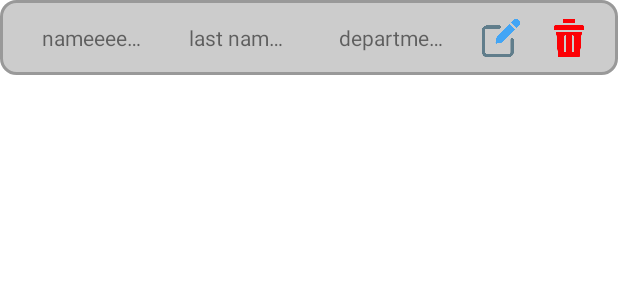
After one commit to sintsh/Crew, an Android app: the layout employee_list_item.xml on its own in the app's theme, with its tools: preview values and no code run, on a phone screen of 412 x 824 dp. The commit adds this screen. Shown: the top 300 px of the screen. Run offline under Robolectric (Android 15) with nearby library versions, the phone set to English and light mode, and no system bars.

Commit message:
single employee item

```diff
--- /dev/null
+++ b/app/src/main/res/drawable/rounded_corner.xml
@@ -0,0 +1,11 @@
+<?xml version="1.0" encoding="utf-8"?>
+<shape xmlns:android="http://schemas.android.com/apk/res/android"
+    android:shape="rectangle">
+
+    <solid android:color="#CCCCCC" /> <!-- Background color of the rounded shape -->
+    <corners android:radius="10dp" /> <!-- Radius for all corners -->
+    <stroke
+        android:width="2dp"
+        android:color="#999999" /> <!-- Optional: Border color and width -->
+
+</shape>
--- /dev/null
+++ b/app/src/main/res/layout/employee_list_item.xml
@@ -0,0 +1,82 @@
+<?xml version="1.0" encoding="utf-8"?>
+<androidx.constraintlayout.widget.ConstraintLayout xmlns:android="http://schemas.android.com/apk/res/android"
+    android:layout_width="match_parent"
+    android:layout_height="wrap_content"
+    xmlns:app="http://schemas.android.com/apk/res-auto"
+    android:padding="10dp"
+    android:background="@drawable/rounded_corner"
+    >
+    <LinearLayout
+        android:id="@+id/attributes"
+        android:layout_width="0dp"
+        android:layout_height="wrap_content"
+        app:layout_constraintTop_toTopOf="parent"
+        app:layout_constraintStart_toStartOf="parent"
+        app:layout_constraintEnd_toStartOf="@id/buttons"
+        app:layout_constraintBottom_toBottomOf="parent"
+        android:orientation="horizontal"
+        android:gravity="center"
+        >
+        <TextView
+            android:id="@+id/first_name"
+            android:layout_width="wrap_content"
+            android:maxWidth="80dp"
+            android:layout_height="wrap_content"
+            android:text="nameeeeeeeeeeeeeeee"
+            android:maxLines="1"
+            android:ellipsize="end"
+            android:layout_marginHorizontal="10dp"
+            android:padding="5dp"
+            android:layout_gravity="center"
+            android:gravity="center"
+            />
+        <TextView
+            android:id="@+id/last_name"
+            android:layout_width="wrap_content"
+            android:layout_height="wrap_content"
+            android:maxWidth="80dp"
+            android:text="last nameeeeeeeeeeeeeeee"
+            android:layout_marginHorizontal="10dp"
+            android:maxLines="1"
+            android:ellipsize="end"
+            android:padding="5dp"
+            />
+        <TextView
+            android:id="@+id/department"
+            android:layout_width="wrap_content"
+            android:maxWidth="80dp"
+            android:layout_height="wrap_content"
+            android:text="departmentsdkjdkjsdksjkdsdsdsd"
+            android:layout_marginHorizontal="10dp"
+            android:maxLines="1"
+            android:ellipsize="end"
+            android:padding="5dp"
+            />
+
+    </LinearLayout>
+    <LinearLayout
+        android:id="@+id/buttons"
+        android:layout_width="wrap_content"
+        android:layout_height="wrap_content"
+        app:layout_constraintStart_toEndOf="@id/attributes"
+        app:layout_constraintTop_toTopOf="parent"
+        app:layout_constraintEnd_toEndOf="parent"
+        app:layout_constraintBottom_toBottomOf="parent"
+        android:gravity="center"
+        >
+        <ImageView
+            android:layout_width="25dp"
+            android:layout_height="25dp"
+            android:src="@drawable/edit"
+            android:layout_marginHorizontal="10dp"
+            android:layout_gravity="center"
+            />
+        <ImageView
+            android:layout_width="25dp"
+            android:layout_height="25dp"
+            android:src="@drawable/delete"
+            android:layout_marginHorizontal="10dp"
+            android:layout_gravity="center"
+            />
+    </LinearLayout>
+</androidx.constraintlayout.widget.ConstraintLayout>
```
Also changed, not shown: app/src/main/res/layout/fragment_admin_home.xml (+60 -6 lines), app/src/main/res/drawable/delete.png (added), app/src/main/res/drawable/edit.png (added), app/src/main/res/drawable/info.png (added).
